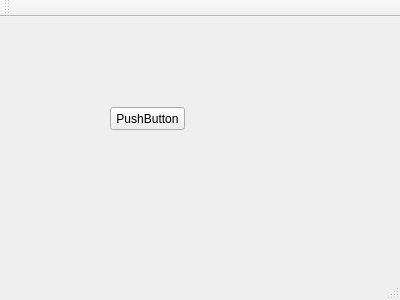
Above: ElectronicsDesign/mainwindow.ui from uglyoldbob/electronics_design before the change. Below: the same form after it.
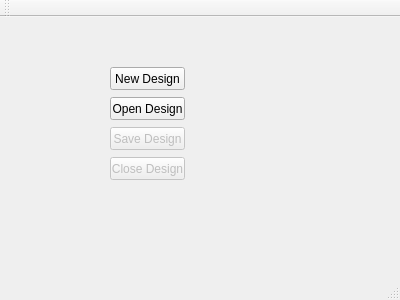
That is the form after the change.

Commit message: Implement basic load and save of a design.

What changed in the file:
```diff
--- a/ElectronicsDesign/mainwindow.ui
+++ b/ElectronicsDesign/mainwindow.ui
@@ -15,16 +15,64 @@
   </property>
   <widget class="QWidget" name="centralWidget">
    <widget class="QPushButton" name="pushButton">
+    <property name="enabled">
+     <bool>true</bool>
+    </property>
     <property name="geometry">
      <rect>
       <x>110</x>
-      <y>90</y>
+      <y>80</y>
       <width>75</width>
       <height>23</height>
      </rect>
     </property>
     <property name="text">
-     <string>PushButton</string>
+     <string>Open Design</string>
+    </property>
+   </widget>
+   <widget class="QPushButton" name="pushButton_2">
+    <property name="geometry">
+     <rect>
+      <x>110</x>
+      <y>50</y>
+      <width>75</width>
+      <height>23</height>
+     </rect>
+    </property>
+    <property name="text">
+     <string>New Design</string>
+    </property>
+   </widget>
+   <widget class="QPushButton" name="pushButton_3">
+    <property name="enabled">
+     <bool>false</bool>
+    </property>
+    <property name="geometry">
+     <rect>
+      <x>110</x>
+      <y>140</y>
+      <width>75</width>
+      <height>23</height>
+     </rect>
+    </property>
+    <property name="text">
+     <string>Close Design</string>
+    </property>
+   </widget>
+   <widget class="QPushButton" name="pushButton_4">
+    <property name="enabled">
+     <bool>false</bool>
+    </property>
+    <property name="geometry">
+     <rect>
+      <x>110</x>
+      <y>110</y>
+      <width>75</width>
+      <height>23</height>
+     </rect>
+    </property>
+    <property name="text">
+     <string>Save Design</string>
     </property>
    </widget>
   </widget>
```
Left out of the diff: 70 changed lines with no effect on the pictures. The commit also changes 4 other files.
